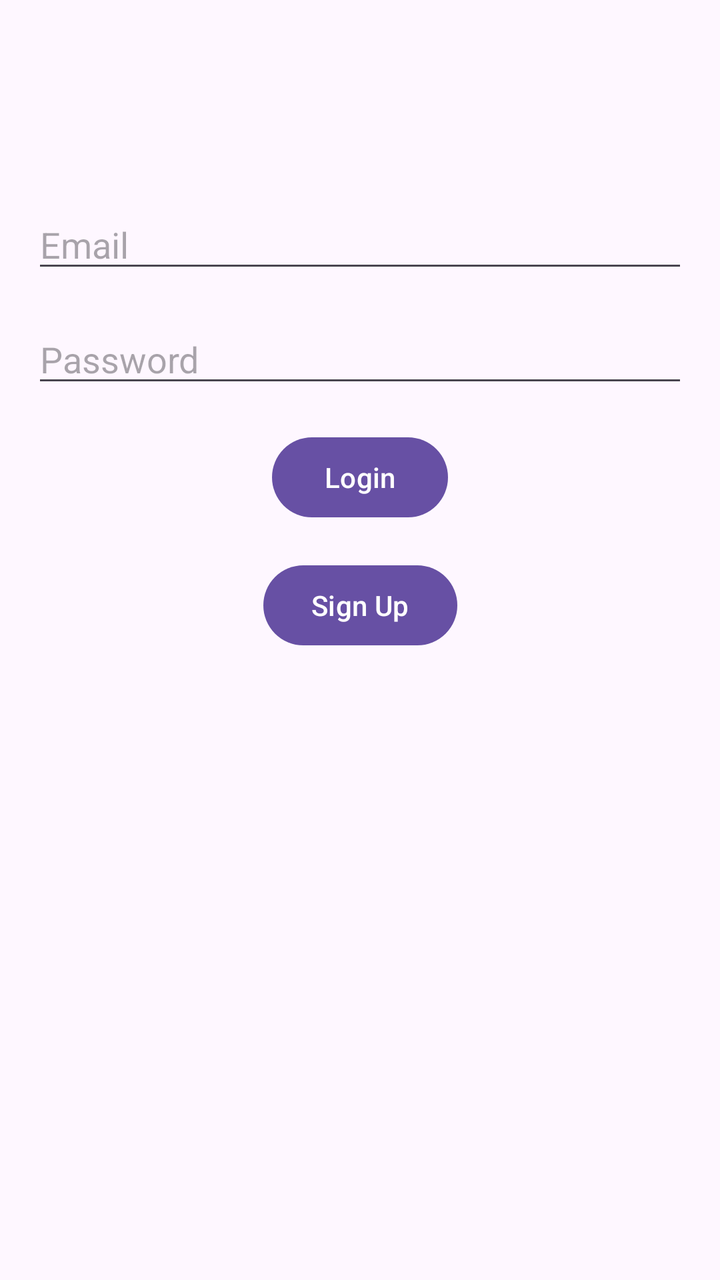
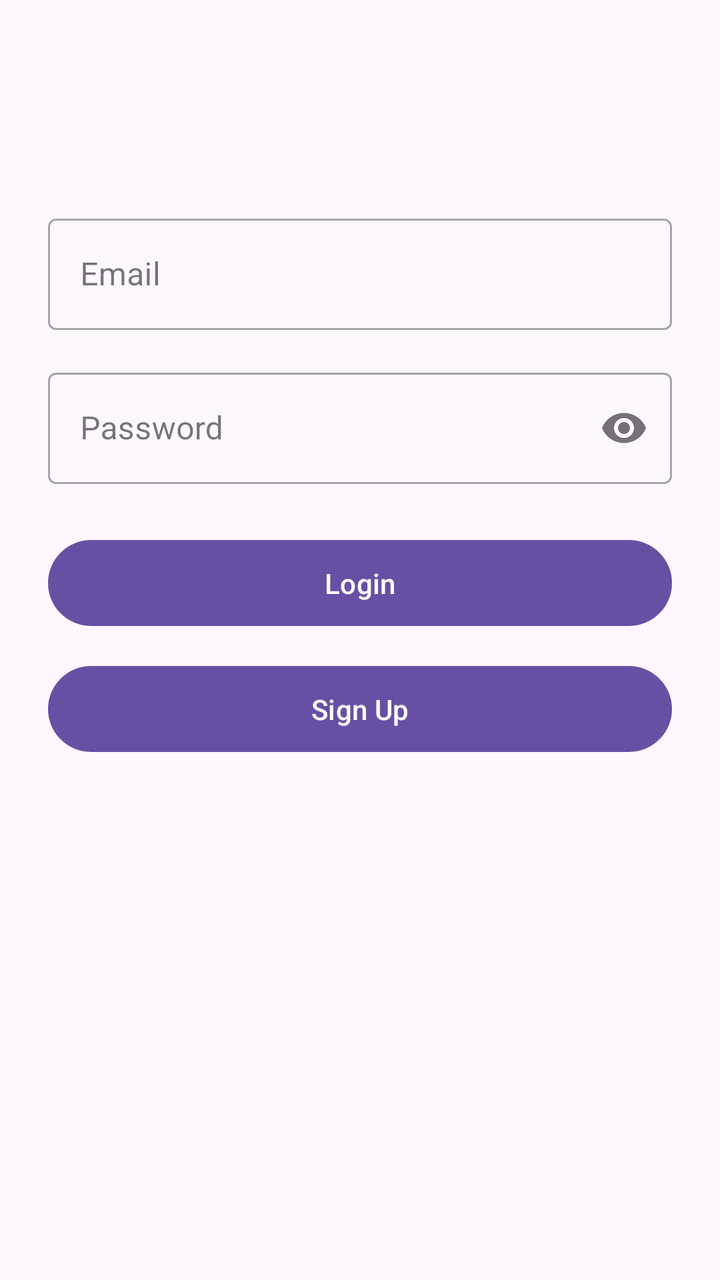

Two renders of the same Android screen: before a commit and after it. Below are the layout's source before the change and the commit's diff.
<!-- AndroidManifest.xml: application theme Theme.Vehicle_tracking_user_app -->
<!-- res/layout/activity_login.xml -->
<?xml version="1.0" encoding="utf-8"?>
<androidx.constraintlayout.widget.ConstraintLayout
    xmlns:android="http://schemas.android.com/apk/res/android"
    xmlns:app="http://schemas.android.com/apk/res-auto"
    android:layout_width="match_parent"
    android:layout_height="match_parent">

    <EditText
        android:id="@+id/etEmail"
        android:layout_width="0dp"
        android:layout_height="wrap_content"
        android:hint="Email"
        app:layout_constraintTop_toTopOf="parent"
        app:layout_constraintStart_toStartOf="parent"
        android:layout_marginTop="100dp"
        app:layout_constraintEnd_toEndOf="parent"
        android:layout_marginStart="16dp"
        android:layout_marginEnd="16dp" />

    <EditText
        android:id="@+id/etPassword"
        android:layout_width="0dp"
        android:layout_height="wrap_content"
        android:hint="Password"
        android:inputType="textPassword"
        app:layout_constraintTop_toBottomOf="@id/etEmail"
        app:layout_constraintStart_toStartOf="parent"
        app:layout_constraintEnd_toEndOf="parent"
        android:layout_marginTop="16dp"
        android:layout_marginStart="16dp"
        android:layout_marginEnd="16dp" />

    <Button
        android:id="@+id/btnLogin"
        android:layout_width="wrap_content"
        android:layout_height="wrap_content"
        android:text="Login"
        app:layout_constraintTop_toBottomOf="@id/etPassword"
        app:layout_constraintStart_toStartOf="parent"
        app:layout_constraintEnd_toEndOf="parent"
        android:layout_marginTop="16dp" />

    <Button
        android:id="@+id/btnSignup"
        android:layout_width="wrap_content"
        android:layout_height="wrap_content"
        android:text="Sign Up"
        app:layout_constraintTop_toBottomOf="@id/btnLogin"
        app:layout_constraintStart_toStartOf="parent"
        app:layout_constraintEnd_toEndOf="parent"
        android:layout_marginTop="16dp" />
</androidx.constraintlayout.widget.ConstraintLayout>
<!-- resources referenced by this layout -->
<resources>
  <style name="Theme.Vehicle_tracking_user_app" parent="Base.Theme.Vehicle_tracking_user_app" />
  <style name="Base.Theme.Vehicle_tracking_user_app" parent="Theme.Material3.DayNight.NoActionBar">
          
          
      </style>
</resources>

<!-- the commit's change to res/layout/activity_login.xml (unified diff, before → after) -->
@@ -1,52 +1,56 @@
 <?xml version="1.0" encoding="utf-8"?>
-<androidx.constraintlayout.widget.ConstraintLayout
-    xmlns:android="http://schemas.android.com/apk/res/android"
+<LinearLayout xmlns:android="http://schemas.android.com/apk/res/android"
+    android:layout_width="match_parent"
+    android:layout_height="match_parent"
     xmlns:app="http://schemas.android.com/apk/res-auto"
-    android:layout_width="match_parent"
-    android:layout_height="match_parent">
+    android:orientation="vertical"
+    android:padding="24dp">
 
-    <EditText
-        android:id="@+id/etEmail"
-        android:layout_width="0dp"
+    <com.google.android.material.textfield.TextInputLayout
+        android:id="@+id/textInputLayout"
+        style="@style/Widget.MaterialComponents.TextInputLayout.OutlinedBox"
+        android:layout_marginTop="80dp"
+        android:layout_width="match_parent"
+        android:layout_height="wrap_content">
+        <com.google.android.material.textfield.TextInputEditText
+            android:id="@+id/etEmail"
+            android:layout_width="match_parent"
+            android:layout_height="wrap_content"
+            android:hint="Email" />
+</com.google.android.material.textfield.TextInputLayout>
+
+    <com.google.android.material.textfield.TextInputLayout
+        android:id="@+id/textInputLayout1"
+        style="@style/Widget.MaterialComponents.TextInputLayout.OutlinedBox"
+        android:layout_marginTop="16dp"
+        android:layout_width="match_parent"
         android:layout_height="wrap_content"
-        android:hint="Email"
-        app:layout_constraintTop_toTopOf="parent"
-        app:layout_constraintStart_toStartOf="parent"
-        android:layout_marginTop="100dp"
-        app:layout_constraintEnd_toEndOf="parent"
-        android:layout_marginStart="16dp"
-        android:layout_marginEnd="16dp" />
-
-    <EditText
-        android:id="@+id/etPassword"
-        android:layout_width="0dp"
-        android:layout_height="wrap_content"
-        android:hint="Password"
-        android:inputType="textPassword"
-        app:layout_constraintTop_toBottomOf="@id/etEmail"
-        app:layout_constraintStart_toStartOf="parent"
-        app:layout_constraintEnd_toEndOf="parent"
-        android:layout_marginTop="16dp"
-        android:layout_marginStart="16dp"
-        android:layout_marginEnd="16dp" />
-
-    <Button
+        app:passwordToggleEnabled="true">
+        <com.google.android.material.textfield.TextInputEditText
+            android:id="@+id/etPassword"
+            android:layout_width="match_parent"
+            android:layout_height="wrap_content"
+            android:hint="Password"
+            android:inputType="textPassword"
+            android:layout_marginTop="8dp" />
+    </com.google.android.material.textfield.TextInputLayout>
+    <com.google.android.material.button.MaterialButton
         android:id="@+id/btnLogin"
-        android:layout_width="wrap_content"
+        android:layout_width="match_parent"
         android:layout_height="wrap_content"
         android:text="Login"
-        app:layout_constraintTop_toBottomOf="@id/etPassword"
-        app:layout_constraintStart_toStartOf="parent"
-        app:layout_constraintEnd_toEndOf="parent"
-        android:layout_marginTop="16dp" />
+        android:textAllCaps="false"
+        android:padding="12dp"
+        android:layout_marginTop="24dp"
+        style="@style/Widget.Material3.Button"/>
 
-    <Button
+    <com.google.android.material.button.MaterialButton
         android:id="@+id/btnSignup"
-        android:layout_width="wrap_content"
+        android:layout_width="match_parent"
         android:layout_height="wrap_content"
         android:text="Sign Up"
-        app:layout_constraintTop_toBottomOf="@id/btnLogin"
-        app:layout_constraintStart_toStartOf="parent"
-        app:layout_constraintEnd_toEndOf="parent"
-        android:layout_marginTop="16dp" />
-</androidx.constraintlayout.widget.ConstraintLayout>
+        android:padding="12dp"
+        android:textAllCaps="false"
+        android:layout_marginTop="12dp"
+        style="@style/Widget.Material3.Button"/>
+</LinearLayout>
